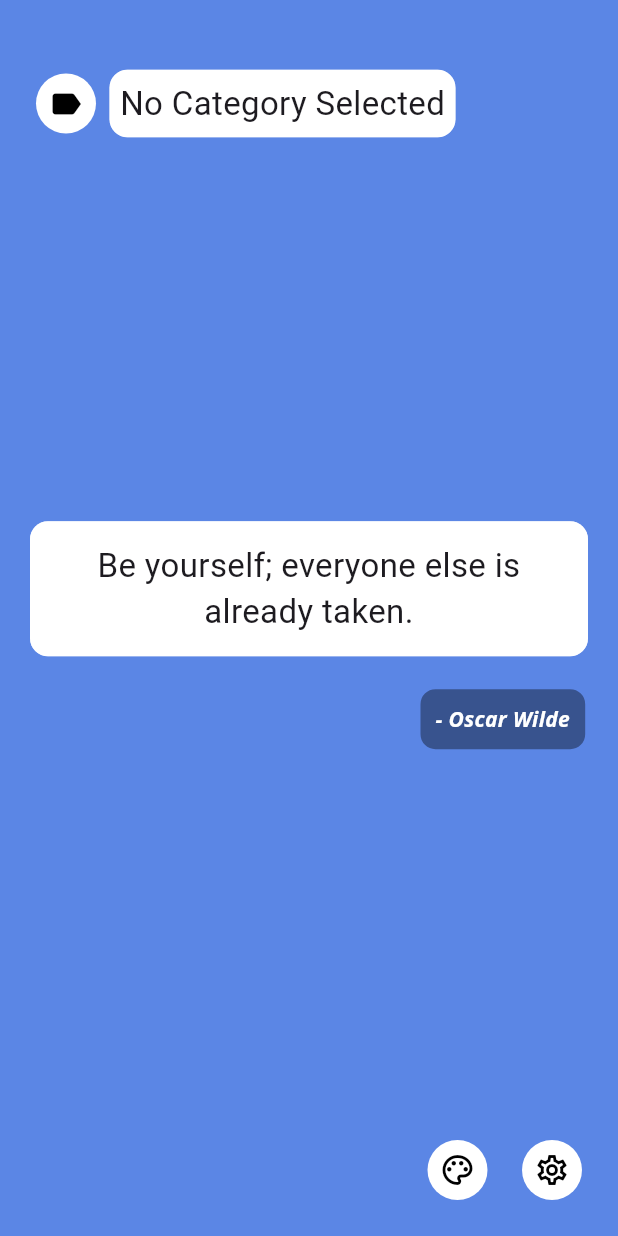
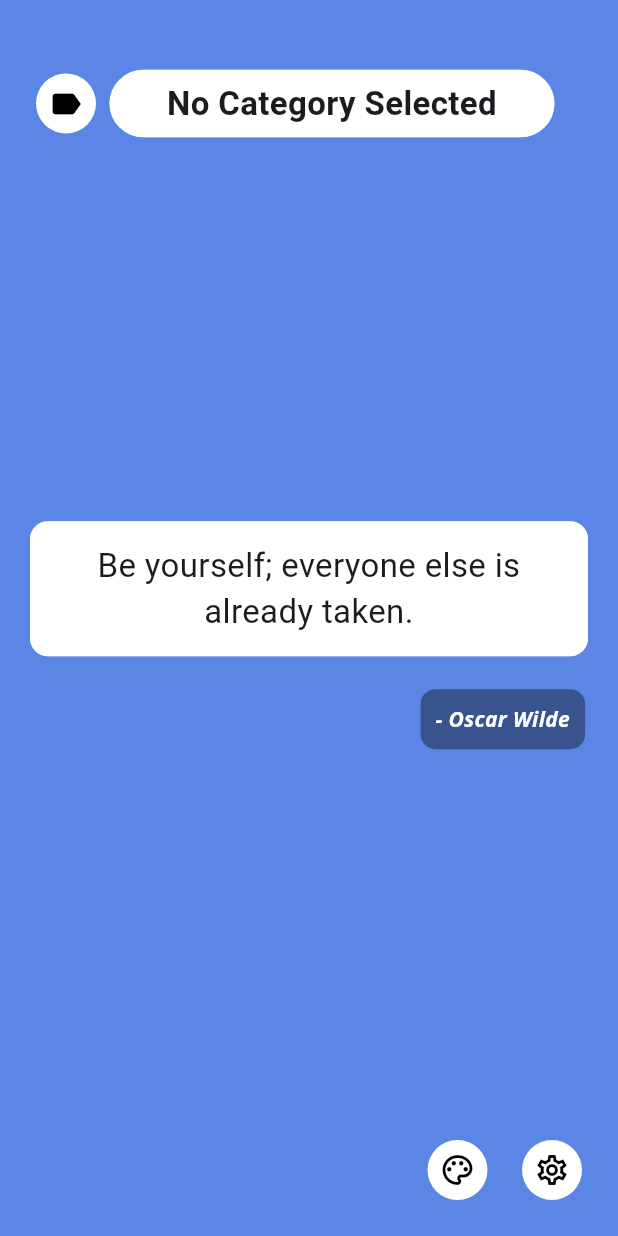
Before and after one commit to Techlyverse/dailyquotes, a Flutter app: the screen it shows after launch, on a phone screen of 412 x 824 dp. Run offline on Flutter 3.47's test engine with Material 3 defaults, Android fonts, the phone set to English and light mode, and no system bars; our stand-ins replace flutter_riverpod, google_fonts, riverpod_annotation, share_plus, shared_preferences; generated files the repository leaves out were written again; Roboto replaces fonts that are missing (Ubuntu).

Commit message:
some changes

```diff
--- /dev/null
+++ b/devtools_options.yaml
@@ -0,0 +1,3 @@
+description: This file stores settings for Dart & Flutter DevTools.
+documentation: https://docs.flutter.dev/tools/devtools/extensions#configure-extension-enablement-states
+extensions:
--- a/lib/main.dart
+++ b/lib/main.dart
@@ -13,7 +13,7 @@ void main() async {
   //   print('"${quote.quote}","${quote.author}","${quote.tags}"');
   // }
   // await Firebase.initializeApp(options: DefaultFirebaseOptions.currentPlatform);
-   await Preferences.initPreferences();
+  await Preferences.initPreferences();
 
   SystemChrome.setSystemUIOverlayStyle(const SystemUiOverlayStyle(
     statusBarColor: Colors.transparent,
@@ -29,7 +29,7 @@ class MyApp extends StatelessWidget {
     return ProviderScope(
       child: MaterialApp(
         title: 'Quotes App',
-        home:  const HomeScreen(),
+        home: const HomeScreen(),
         theme: lightTheme,
         darkTheme: darkTheme,
       ),
--- a/lib/screens/home/category_tab.dart
+++ b/lib/screens/home/category_tab.dart
@@ -6,7 +6,6 @@ import '../../data/fonts.dart';
 import 'package:dailyquotes/provider/font_provider.dart';
 import 'package:flutter_riverpod/flutter_riverpod.dart';
 import 'package:dailyquotes/preferences/preferences.dart';
-
 
 final likeProvider = StateProvider<bool>((ref) => false);
 
@@ -34,7 +33,13 @@ class CategoryTab extends ConsumerWidget {
                 return const Center(child: CircularProgressIndicator());
               }
 
-              final quotes = category != null ? snapshot.data!.where((quote) => quote.tags.contains(category)).toList() : snapshot.data!;
+              final quotes = category != null
+                  ? snapshot.data!
+                      .where((quote) =>
+                          quote.tags.contains(category) &&
+                          quote.quote.length < 350)
+                      .toList()
+                  : snapshot.data!;
               //print("Quotes: $quotes");
               return PageView.builder(
                   scrollDirection: Axis.vertical,
@@ -96,8 +101,7 @@ class CategoryTab extends ConsumerWidget {
                       ],
                     );
                   });
-              }
-            ),
+            }),
         // Align(
         //   alignment: Alignment.bottomRight,
         //   child: Row(
--- a/lib/screens/home/home_screen.dart
+++ b/lib/screens/home/home_screen.dart
@@ -22,19 +22,24 @@ class _HomeScreenState extends ConsumerState<HomeScreen> {
   List<String> categories = [];
   List<String> languages = [];
 
-
   @override
   void initState() {
     super.initState();
     //getAppInfo();
   }
 
-
   @override
   Widget build(BuildContext context) {
     //final bg = ref.watch(bgNotifierProvider);
     //final textColor = getTextColor(bg);
-    final selectedCategory = ref.watch(categoryNotifierProvider);
+    final selectedCat = ref.watch(categoryNotifierProvider);
+    final formatSelectedCat = (selectedCat != null && selectedCat.isNotEmpty)
+        ? selectedCat
+            .split("-")
+            .map((splittedWord) =>
+                "${splittedWord[0].toUpperCase()}${splittedWord.substring(1)}")
+            .join(" ")
+        : "No Category Selected";
 
     return Container(
       decoration: ref.watch(bgNotifierProvider),
@@ -45,14 +50,16 @@ class _HomeScreenState extends ConsumerState<HomeScreen> {
               const EdgeInsets.only(left: 20.0, top: 40, right: 20, bottom: 20),
           child: Column(
             children: [
-                const SizedBox(height: 5,),
+              const SizedBox(
+                height: 5,
+              ),
               Align(
                 alignment: Alignment.topLeft,
                 child: Row(
                   mainAxisAlignment: MainAxisAlignment.start,
                   children: [
                     IconButton(
-                          onPressed: (){
+                      onPressed: () {
                         showModalBottomSheet(
                           context: context,
                           builder: (context) => const CategorySelection(),
@@ -61,29 +68,38 @@ class _HomeScreenState extends ConsumerState<HomeScreen> {
                       icon: const Icon(Icons.label),
                       tooltip: "Select Category",
                     ),
-                      const SizedBox(width: 5,),
+                    const SizedBox(
+                      width: 5,
+                    ),
                     Container(
+                      width: MediaQuery.of(context).size.width * 0.72,
                       padding: const EdgeInsets.all(5),
                       alignment: Alignment.center,
                       decoration: BoxDecoration(
                         color: Colors.white,
-                          borderRadius: BorderRadius.circular(12),
+                        borderRadius: BorderRadius.circular(25),
                         border: Border.all(
                           color: Colors.white70,
                           width: 2,
                         ),
                       ),
                       child: Text(
-                          selectedCategory != null ? selectedCategory.toUpperCase() : "No Category Selected",
-                          style: fonts[ref.watch(fontNotifierProvider)],
+                        formatSelectedCat,
+                        maxLines: 1,
+                        textAlign: TextAlign.center,
+                        overflow: TextOverflow.ellipsis,
+                        style: fonts[ref.watch(fontNotifierProvider)]
+                            .copyWith(fontWeight: FontWeight.bold),
                       ),
                     ),
                   ],
                 ),
               ),
               Expanded(
-                    child: CategoryTab(category: selectedCategory,),),
-
+                child: CategoryTab(
+                  category: selectedCat,
+                ),
+              ),
               Align(
                 alignment: Alignment.bottomRight,
                 child: Row(
@@ -116,7 +132,6 @@ class _HomeScreenState extends ConsumerState<HomeScreen> {
         ),
       ),
     );
-
   }
 
   // Future<void> getLanguage()async {
@@ -126,14 +141,18 @@ class _HomeScreenState extends ConsumerState<HomeScreen> {
   //   }
   // }
 
-  Color getTextColor(BoxDecoration bg){
+  Color getTextColor(BoxDecoration bg) {
     final bgColor = bg.color ?? Colors.transparent;
-    if(bg.gradient != null) {
+    if (bg.gradient != null) {
       final firstColor = bg.gradient!.colors.first;
-      return ThemeData.estimateBrightnessForColor(firstColor) == Brightness.dark ? Colors.white : Colors.black;
+      return ThemeData.estimateBrightnessForColor(firstColor) == Brightness.dark
+          ? Colors.white
+          : Colors.black;
     }
-    if(bg.image != null) return Colors.white;
-    return ThemeData.estimateBrightnessForColor(bgColor) == Brightness.dark ? Colors.white : Colors.black;
+    if (bg.image != null) return Colors.white;
+    return ThemeData.estimateBrightnessForColor(bgColor) == Brightness.dark
+        ? Colors.white
+        : Colors.black;
   }
 
   // Future<void> getAppInfo() async {
--- a/pubspec.yaml
+++ b/pubspec.yaml
@@ -2,7 +2,7 @@ name: dailyquotes
 description: Elevate your mind and soul with our Quotes app.
 # The following line prevents the package from being accidentally published to
 # pub.dev using `flutter pub publish`. This is preferred for private packages.
-publish_to: 'none' # Remove this line if you wish to publish to pub.dev
+publish_to: "none" # Remove this line if you wish to publish to pub.dev
 
 version: 0.0.5+5
 
@@ -44,13 +44,11 @@ dev_dependencies:
   build_runner: ^2.4.14
   custom_lint: ^0.7.2
 
-
 # For information on the generic Dart part of this file, see the
 # following page: https://dart.dev/tools/pub/pubspec
 
 # The following section is specific to Flutter packages.
 flutter:
-
   # The following line ensures that the Material Icons font is
   # included with your application, so that you can use the icons in
   # the material Icons class.
@@ -61,8 +59,6 @@ flutter:
     - assets/images/
     - assets/icons/
     - assets/quotes/
-
-
 
   # An image asset can refer to one or more resolution-specific "variants", see
   # https://flutter.dev/assets-and-images/#resolution-aware
```
Also changed, not shown: lib/screens/home/category_selection.dart (+49 -20 lines), lib/screens/home/tabs/font_tab.dart (+10 -9 lines), lib/screens/settings/setting.dart (+21 -12 lines). Lines whose indentation alone changed are shown as unchanged.
